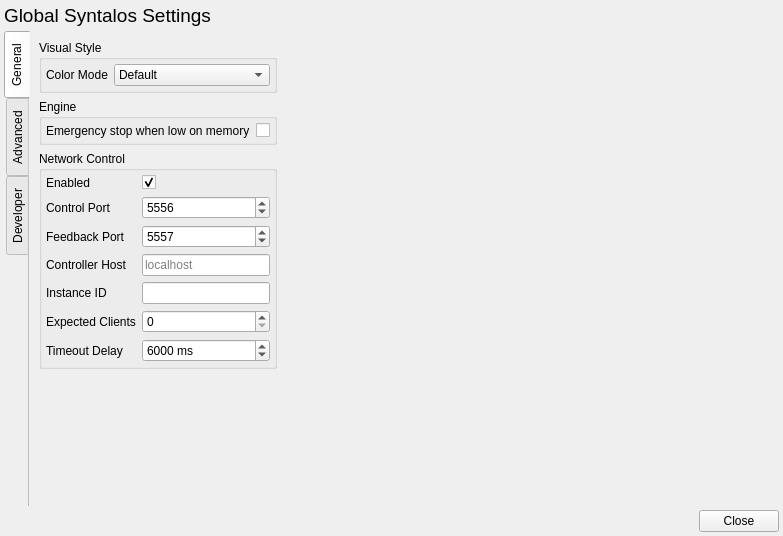
Qt form src/globalconfigdialog.ui (syntalos/syntalos) before a commit.
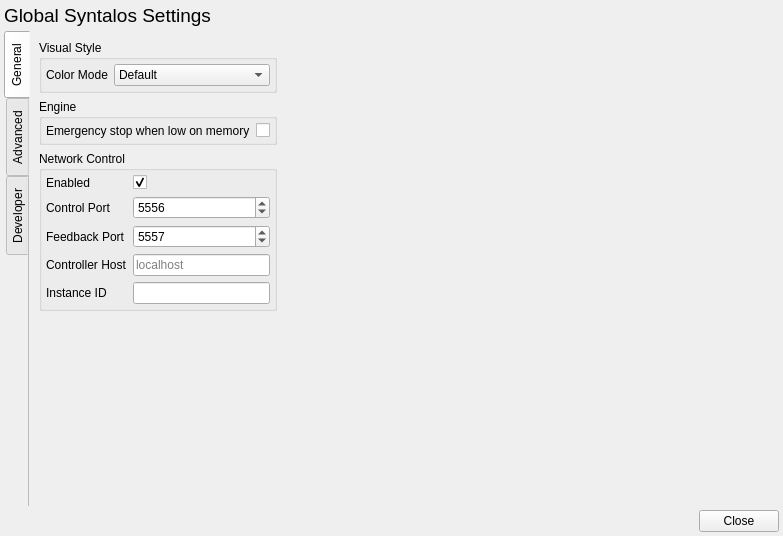
The same form after that commit. Icons and pictures are not drawn.

Commit message: Move net timeout and expected network listeners to project settings

Patch:
```diff
--- a/src/globalconfigdialog.ui
+++ b/src/globalconfigdialog.ui
@@ -272,58 +272,6 @@
                </property>
               </widget>
              </item>
-             <item row="5" column="0">
-              <widget class="QLabel" name="lblNetAckCount">
-               <property name="text">
-                <string>Expected Clients</string>
-               </property>
-              </widget>
-             </item>
-             <item row="5" column="1">
-              <widget class="QSpinBox" name="sbNetClientCount">
-               <property name="toolTip">
-                <string>Number of listener ACKs the controller must receive before proceeding (0 = fire-and-forget)</string>
-               </property>
-               <property name="minimum">
-                <number>0</number>
-               </property>
-               <property name="maximum">
-                <number>256</number>
-               </property>
-               <property name="value">
-                <number>0</number>
-               </property>
-              </widget>
-             </item>
-             <item row="6" column="0">
-              <widget class="QLabel" name="lblNetAckTimeout">
-               <property name="text">
-                <string>Timeout Delay</string>
-               </property>
-              </widget>
-             </item>
-             <item row="6" column="1">
-              <widget class="QSpinBox" name="sbNetTimeout">
-               <property name="toolTip">
-                <string>Maximum time to wait for listener ACKs before continuing or aborting (milliseconds)</string>
-               </property>
-               <property name="suffix">
-                <string> ms</string>
-               </property>
-               <property name="minimum">
-                <number>100</number>
-               </property>
-               <property name="maximum">
-                <number>120000</number>
-               </property>
-               <property name="singleStep">
-                <number>100</number>
-               </property>
-               <property name="value">
-                <number>6000</number>
-               </property>
-              </widget>
-             </item>
             </layout>
            </widget>
           </item>
```
The commit also changes 10 other files.
